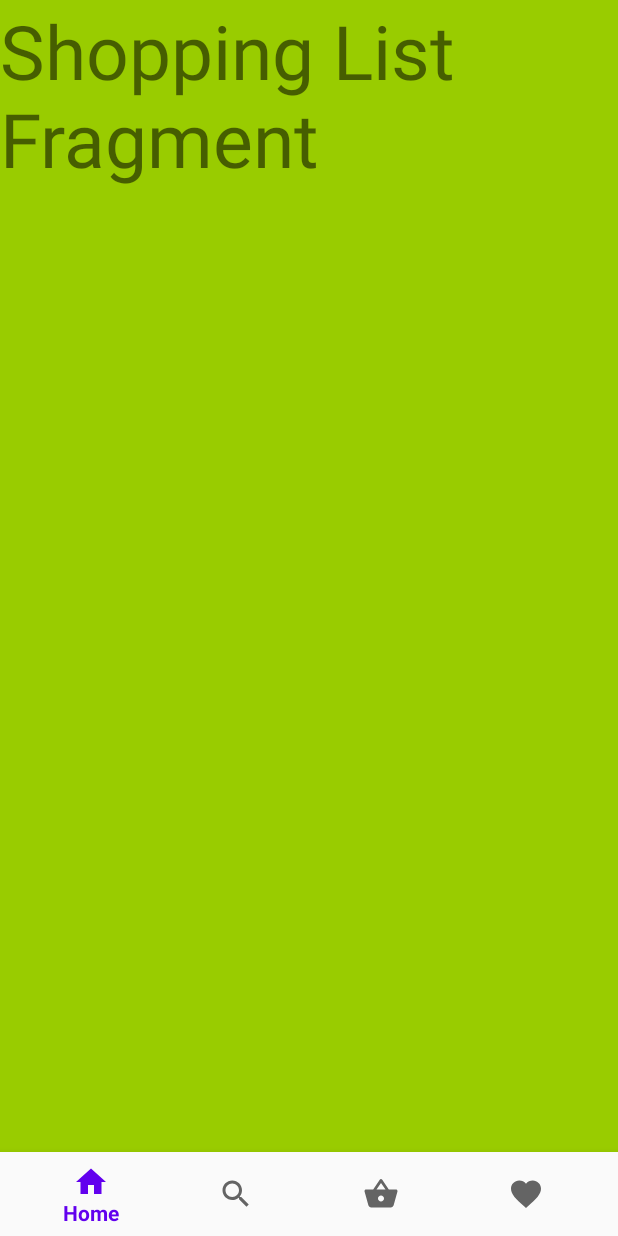
After one commit to LePeppino/Resteverwerter, an Android app: the fragment FragmentShoppingList placed in its activity, on a phone screen of 412 x 824 dp. The commit adds this screen. Run offline under Robolectric (Android 15) with nearby library versions, the phone set to English and light mode, and no system bars; our stand-ins replace Room's generated code, RxJava.

Commit message:
Bottom Nav Bar implemented

```diff
--- a/app/build.gradle
+++ b/app/build.gradle
@@ -31,6 +31,7 @@ dependencies {
     implementation fileTree(dir: "libs", include: ["*.jar"])
     implementation 'androidx.appcompat:appcompat:1.2.0'
     implementation 'androidx.constraintlayout:constraintlayout:2.0.4'
+    implementation 'com.google.android.material:material:1.2.1'
     testImplementation 'junit:junit:4.12'
     androidTestImplementation 'androidx.test.ext:junit:1.1.2'
     androidTestImplementation 'androidx.test.espresso:espresso-core:3.3.0'
--- /dev/null
+++ b/app/src/main/java/de/prog3/proj2021/FragmentShoppingList.java
@@ -0,0 +1,19 @@
+package de.prog3.proj2021;
+
+import android.os.Bundle;
+import android.view.LayoutInflater;
+import android.view.View;
+import android.view.ViewGroup;
+
+import androidx.annotation.NonNull;
+import androidx.annotation.Nullable;
+import androidx.fragment.app.Fragment;
+
+public class FragmentShoppingList extends Fragment {
+
+    @Nullable
+    @Override
+    public View onCreateView(@NonNull LayoutInflater inflater, @Nullable ViewGroup container, @Nullable Bundle savedInstanceState) {
+        return inflater.inflate(R.layout.fragment_shopping_list, container, false);
+    }
+}
--- /dev/null
+++ b/app/src/main/res/drawable/ic_baseline_favorite_24.xml
@@ -0,0 +1,10 @@
+<vector xmlns:android="http://schemas.android.com/apk/res/android"
+    android:width="24dp"
+    android:height="24dp"
+    android:viewportWidth="24"
+    android:viewportHeight="24"
+    android:tint="?attr/colorControlNormal">
+  <path
+      android:fillColor="@android:color/white"
+      android:pathData="M12,21.35l-1.45,-1.32C5.4,15.36 2,12.28 2,8.5 2,5.42 4.42,3 7.5,3c1.74,0 3.41,0.81 4.5,2.09C13.09,3.81 14.76,3 16.5,3 19.58,3 22,5.42 22,8.5c0,3.78 -3.4,6.86 -8.55,11.54L12,21.35z"/>
+</vector>
--- /dev/null
+++ b/app/src/main/res/drawable/ic_baseline_home_24.xml
@@ -0,0 +1,10 @@
+<vector xmlns:android="http://schemas.android.com/apk/res/android"
+    android:width="24dp"
+    android:height="24dp"
+    android:viewportWidth="24"
+    android:viewportHeight="24"
+    android:tint="?attr/colorControlNormal">
+  <path
+      android:fillColor="@android:color/white"
+      android:pathData="M10,20v-6h4v6h5v-8h3L12,3 2,12h3v8z"/>
+</vector>
--- /dev/null
+++ b/app/src/main/res/drawable/ic_baseline_search_24.xml
@@ -0,0 +1,10 @@
+<vector xmlns:android="http://schemas.android.com/apk/res/android"
+    android:width="24dp"
+    android:height="24dp"
+    android:viewportWidth="24"
+    android:viewportHeight="24"
+    android:tint="?attr/colorControlNormal">
+  <path
+      android:fillColor="@android:color/white"
+      android:pathData="M15.5,14h-0.79l-0.28,-0.27C15.41,12.59 16,11.11 16,9.5 16,5.91 13.09,3 9.5,3S3,5.91 3,9.5 5.91,16 9.5,16c1.61,0 3.09,-0.59 4.23,-1.57l0.27,0.28v0.79l5,4.99L20.49,19l-4.99,-5zM9.5,14C7.01,14 5,11.99 5,9.5S7.01,5 9.5,5 14,7.01 14,9.5 11.99,14 9.5,14z"/>
+</vector>
--- /dev/null
+++ b/app/src/main/res/drawable/ic_baseline_shopping_basket_24.xml
@@ -0,0 +1,10 @@
+<vector xmlns:android="http://schemas.android.com/apk/res/android"
+    android:width="24dp"
+    android:height="24dp"
+    android:viewportWidth="24"
+    android:viewportHeight="24"
+    android:tint="?attr/colorControlNormal">
+  <path
+      android:fillColor="@android:color/white"
+      android:pathData="M17.21,9l-4.38,-6.56c-0.19,-0.28 -0.51,-0.42 -0.83,-0.42 -0.32,0 -0.64,0.14 -0.83,0.43L6.79,9L2,9c-0.55,0 -1,0.45 -1,1 0,0.09 0.01,0.18 0.04,0.27l2.54,9.27c0.23,0.84 1,1.46 1.92,1.46h13c0.92,0 1.69,-0.62 1.93,-1.46l2.54,-9.27L23,10c0,-0.55 -0.45,-1 -1,-1h-4.79zM9,9l3,-4.4L15,9L9,9zM12,17c-1.1,0 -2,-0.9 -2,-2s0.9,-2 2,-2 2,0.9 2,2 -0.9,2 -2,2z"/>
+</vector>
--- a/app/src/main/res/layout/activity_main.xml
+++ b/app/src/main/res/layout/activity_main.xml
@@ -6,20 +6,22 @@
     android:layout_height="match_parent"
     tools:context=".MainActivity">
 
-    <TextView
-        android:layout_width="wrap_content"
-        android:layout_height="wrap_content"
-        android:text="@string/app_name"
-        android:id="@+id/appTitleId"
-        android:textSize="38sp"
-        android:layout_centerHorizontal="true"
-        />
-    <androidx.recyclerview.widget.RecyclerView
+    <FrameLayout
         android:layout_width="match_parent"
         android:layout_height="match_parent"
-        android:layout_below="@+id/appTitleId"
-        android:id="@+id/recipeRecyclerView" >
+        android:id="@+id/fragment_container"
+        android:layout_above="@id/bottom_nav"
+        />
 
-    </androidx.recyclerview.widget.RecyclerView>
+
+    <com.google.android.material.bottomnavigation.BottomNavigationView
+        android:id="@+id/bottom_nav"
+        android:layout_width="match_parent"
+        android:layout_height="wrap_content"
+        android:layout_alignParentBottom="true"
+        android:background="?android:attr/windowBackground"
+        app:menu="@menu/bottom_nav_menu"
+        />
+
 
 </RelativeLayout>
--- /dev/null
+++ b/app/src/main/res/layout/fragment_shopping_list.xml
@@ -0,0 +1,14 @@
+<?xml version="1.0" encoding="utf-8"?>
+<RelativeLayout xmlns:android="http://schemas.android.com/apk/res/android"
+    android:layout_width="match_parent" android:layout_height="match_parent"
+    android:background="@android:color/holo_green_light">
+
+    <TextView
+        android:layout_width="match_parent"
+        android:layout_height="match_parent"
+        android:text="Shopping List Fragment"
+        android:textSize="50sp"
+        android:layout_centerInParent="true"
+        />
+
+</RelativeLayout>
--- /dev/null
+++ b/app/src/main/res/menu/bottom_nav_menu.xml
@@ -0,0 +1,27 @@
+<?xml version="1.0" encoding="utf-8"?>
+<menu xmlns:android="http://schemas.android.com/apk/res/android">
+
+    <item
+        android:title="@string/title_home"
+        android:id="@+id/nav_home"
+        android:icon="@drawable/ic_baseline_home_24"
+        />
+
+    <item
+        android:title="@string/picker"
+        android:id="@+id/nav_picker"
+        android:icon="@drawable/ic_baseline_search_24"
+        />
+
+    <item
+        android:title="@string/title_shopping_list"
+        android:id="@+id/nav_shopping_list"
+        android:icon="@drawable/ic_baseline_shopping_basket_24"
+        />
+
+    <item
+        android:title="@string/title_favorites"
+        android:id="@+id/nav_favourites"
+        android:icon="@drawable/ic_baseline_favorite_24"
+        />
+</menu>
--- a/app/src/main/res/values/strings.xml
+++ b/app/src/main/res/values/strings.xml
@@ -5,5 +5,12 @@
     <!-- recipe list -->
     <string name="recipe_placeholder">Recipe Name</string>
     <string name="recipe_desc_placeholder">Recipe Description</string>
+    <!-- TODO: Remove or change this placeholder text -->
+    <string name="hello_blank_fragment">Hello blank fragment</string>
+    <string name="title_home">Home</string>
+    <string name="title_search">Picker</string>
+    <string name="title_favorites">Favorites</string>
+    <string name="picker">Ingredient Picker</string>
+    <string name="title_shopping_list">Shopping List</string>
 
 </resources>
```
Also changed, not shown: app/src/main/java/de/prog3/proj2021/FragmentFavorites.java (added, +19 -0 lines), app/src/main/java/de/prog3/proj2021/FragmentHome.java (added, +19 -0 lines), app/src/main/java/de/prog3/proj2021/FragmentPicker.java (added, +19 -0 lines), app/src/main/java/de/prog3/proj2021/MainActivity.java (+40 -5 lines), app/src/main/res/layout/fragment_favorites.xml (added, +14 -0 lines), app/src/main/res/layout/fragment_home.xml (added, +14 -0 lines), app/src/main/res/layout/fragment_picker.xml (added, +14 -0 lines).
